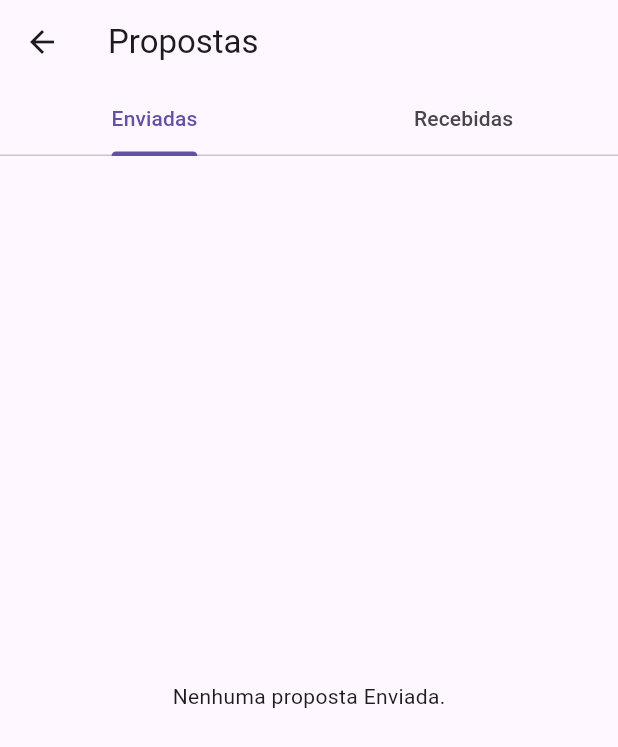
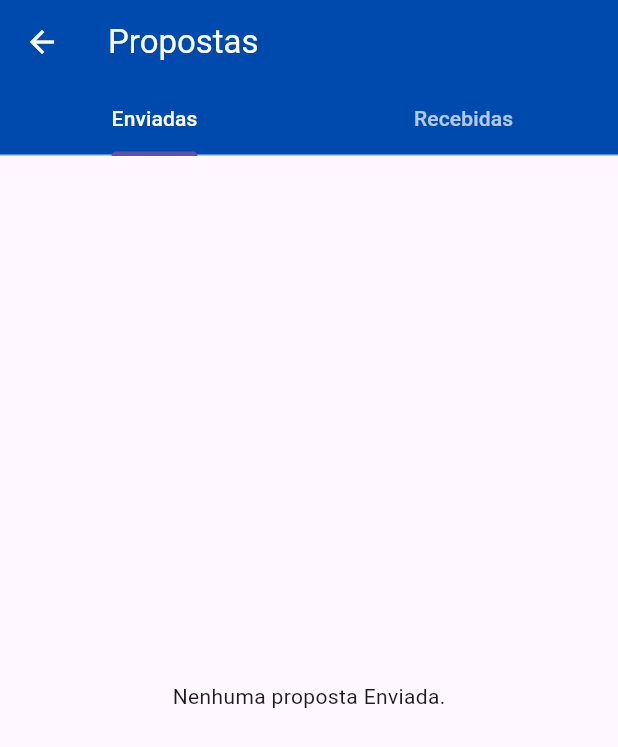
Before and after one commit to Felipe7690/ConectaWork, a Flutter app: the ProposalScreen screen opened by its route, on a phone screen of 412 x 824 dp. Shown: the top 747 px of the screen. Run offline on Flutter 3.47's test engine with Material 3 defaults, Android fonts, the phone set to English and light mode, and no system bars; our stand-ins replace dropdown_button2, flutter_masked_text2, font_awesome_flutter, geocoding, geolocator, image_picker and 4 more; missing offline and left inert: flutter_floating_bottom_bar, google_place.

Commit message:
proposta inicial p gravar

```diff
--- a/trabalho_conecta_work/lib/pages/proposta.dart
+++ b/trabalho_conecta_work/lib/pages/proposta.dart
@@ -64,14 +64,18 @@ class _ProposalScreenState extends State<ProposalScreen> with SingleTickerProvid
   Widget build(BuildContext context) {
     return Scaffold(
       appBar: AppBar(
-        title: const Text('Propostas'),
+        title: const Text('Propostas', style: TextStyle(color: Colors.white)),
+        backgroundColor: const Color.fromARGB(255, 0, 74, 173),
         bottom: TabBar(
           controller: _tabController,
           tabs: const [
             Tab(text: 'Enviadas'),
             Tab(text: 'Recebidas'),
           ],
+          labelColor: Colors.white,
+          unselectedLabelColor: Colors.white70,
         ),
+        iconTheme: const IconThemeData(color: Colors.white),
       ),
       body: TabBarView(
         controller: _tabController,
@@ -96,7 +100,6 @@ class _ProposalScreenState extends State<ProposalScreen> with SingleTickerProvid
       itemBuilder: (context, index) {
         final proposal = proposals[index];
 
-
         ParseObject? demandaPointer = proposal.get<ParseObject>('pointer_demanda');
         ParseObject? userPointer;
 
@@ -106,11 +109,9 @@ class _ProposalScreenState extends State<ProposalScreen> with SingleTickerProvid
           userPointer = demandaPointer?.get<ParseObject>('usuario_pointer'); // Recebedor
         }
 
-
         final demandTitle = demandaPointer?.get<String>('titulo') ?? 'Título não disponível';
         final demandLocate = demandaPointer?.get<String>('localizacao') ?? 'Localização não informada';
         final senderName = userPointer?.get<String>('username') ?? 'Usuário desconhecido';
-
 
         final telefone = proposal.get<String>('telefone') ?? 'N/A';
         final entrega = proposal.get<DateTime>('entrega')?.toLocal().toString() ?? 'Sem data';
```
